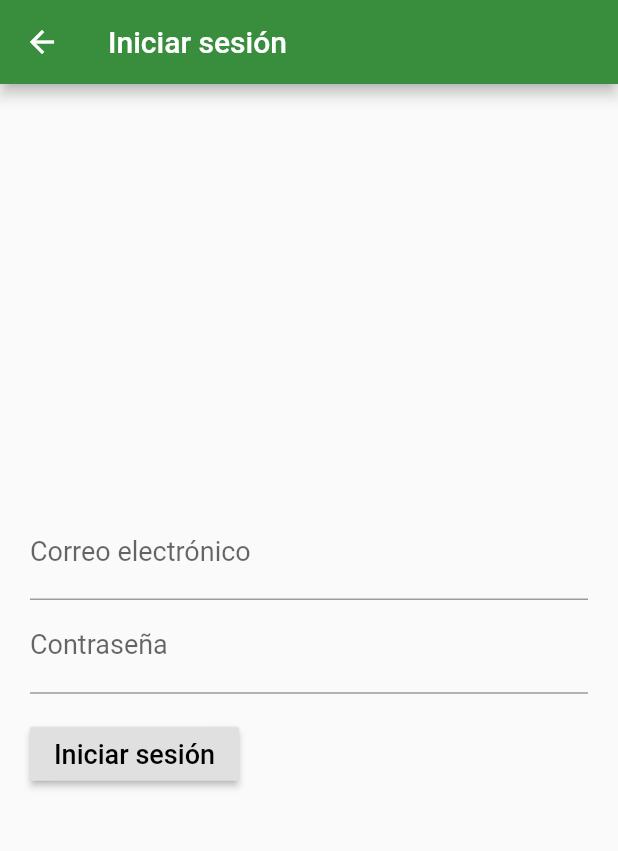
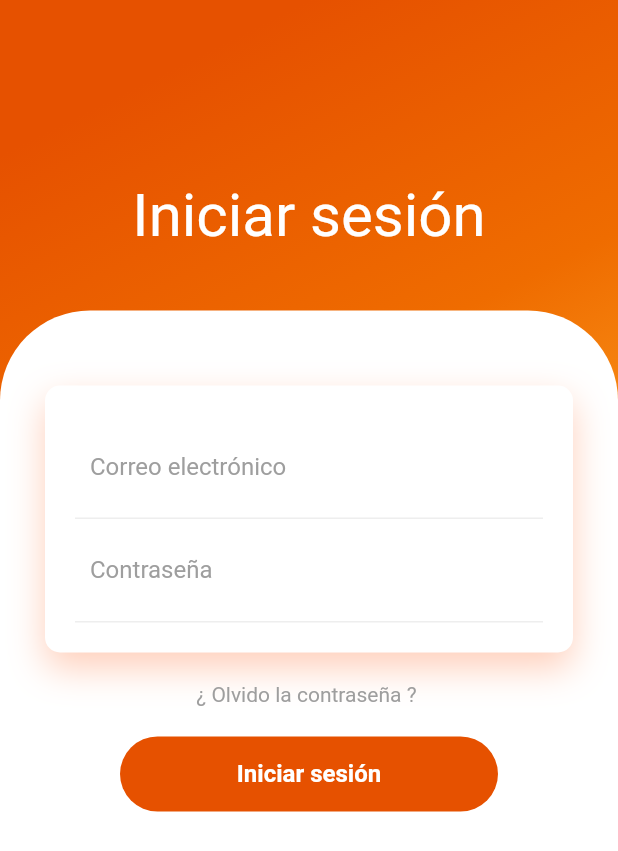
Before and after one commit to UTC1992/AppTaxisAuto, a Flutter app: the screen it shows after launch, after a tap on "Iniciar sesión", on a phone screen of 412 x 824 dp. Shown: the top 851 px of the screen. Run offline on Flutter 3.47's test engine with Material 2 defaults, Android fonts, the phone set to English and light mode, and no system bars; Roboto replaces fonts that are missing (Montserrat).

Commit message:
modificacion de la pagna bienvenidos y el login

```diff
--- a/lib/src/screens/BienvenidaScreen.dart
+++ b/lib/src/screens/BienvenidaScreen.dart
@@ -4,28 +4,91 @@ class Bienvenida extends StatelessWidget {
   @override
   Widget build(BuildContext context) {
     return Scaffold(
-      appBar: AppBar(
-        title: Text('Bienvenida'),
+      body: Container(
+        //padding: EdgeInsets.symmetric(vertical: 30),
+        width: double.infinity,
+        decoration: BoxDecoration(
+          gradient: LinearGradient(
+            begin: Alignment.topCenter,
+            colors: [
+              Colors.orange[900],
+              Colors.orange[800],
+              Colors.orange[400]
+            ]
+          )
         ),
-      body: Container(
-        child: Center(
         child: Column(
-            crossAxisAlignment: CrossAxisAlignment.start,
+          crossAxisAlignment: CrossAxisAlignment.center,
           children: <Widget>[
-              RaisedButton(
-                onPressed: () {
+            SizedBox(height: 100,),
+            Padding(
+              padding: EdgeInsets.all(20),
+              child: Column(
+                crossAxisAlignment: CrossAxisAlignment.center,
+                children: <Widget>[
+                  Text('Bienvenido', style: TextStyle(color: Colors.white, fontSize: 40),)
+                ],
+              ),
+            ),
+            SizedBox(height: 20,),
+            Expanded(
+              child: Container(
+                decoration: BoxDecoration(
+                  color: Colors.white,
+                  borderRadius: BorderRadius.only(topLeft: Radius.circular(60), topRight: Radius.circular(60))
+                ),
+                child: Padding(
+                  padding: EdgeInsets.all(30),
+                  child: Column(
+                    children: <Widget>[
+                      SizedBox(height: 60,),
+                      Container(
+                        padding: EdgeInsets.all(20),
+                        child: Column(
+                          children: <Widget>[
+                            GestureDetector(
+                              onTap: () {
                                 Navigator.of(context).pushNamed('/login');
                               },
-                child: Text('Iniciar sesión'),
+                              child: Container(
+                                height: 50,
+                                margin: EdgeInsets.symmetric(horizontal: 50),
+                                decoration: BoxDecoration(
+                                  borderRadius: BorderRadius.circular(50),
+                                  color: Colors.orange[900]
                                 ),
-              RaisedButton(
-                onPressed: () {
+                                child: Center(
+                                  child: Text('Iniciar sesión', style: TextStyle(color: Colors.white, fontSize: 16, fontWeight: FontWeight.bold),),
+                                ),
+                              )
+                            ),
+                            SizedBox(height: 20,),
+                            GestureDetector(
+                              onTap: () {
                                 Navigator.of(context).pushNamed('/registro');
                               },
-                child: Text('Regístrate'),
+                              child: Container(
+                                height: 50,
+                                margin: EdgeInsets.symmetric(horizontal: 50),
+                                decoration: BoxDecoration(
+                                  borderRadius: BorderRadius.circular(50),
+                                  color: Colors.orange[900]
                                 ),
+                                child: Center(
+                                  child: Text('Registrate', style: TextStyle(color: Colors.white, fontSize: 16, fontWeight: FontWeight.bold),),
+                                ),
+                              )
+                            )
+
                           ],
                         ),
+                      )
+                    ],
+                  ),
+                ),
+              ),
+            )
+          ],
         ),
       ),
     );
--- a/lib/src/screens/LoginScreen.dart
+++ b/lib/src/screens/LoginScreen.dart
@@ -4,9 +4,6 @@ class Login extends StatelessWidget {
   @override
   Widget build(BuildContext context) {
     return Scaffold(
-      appBar: AppBar(
-        title: Text('Iniciar sesión'),
-      ),
       body: Center(
         child: FormLogin(),
       ),
@@ -28,49 +25,105 @@ class _FormLoginState extends State<FormLogin> {
     return Form(
       key: _formKey,
       child: Container(
-        child: SingleChildScrollView(
+        //padding: EdgeInsets.symmetric(vertical: 30),
+        width: double.infinity,
+        decoration: BoxDecoration(
+          gradient: LinearGradient(
+            begin: Alignment.topCenter,
+            colors: [
+              Colors.orange[900],
+              Colors.orange[800],
+              Colors.orange[400]
+            ]
+          )
+        ),
+        child: Column(
+          crossAxisAlignment: CrossAxisAlignment.center,
+          children: <Widget>[
+            SizedBox(height: 100,),
+            Padding(
+              padding: EdgeInsets.all(20),
+              child: Column(
+                crossAxisAlignment: CrossAxisAlignment.center,
+                children: <Widget>[
+                  Text('Iniciar sesión', style: TextStyle(color: Colors.white, fontSize: 40),)
+                ],
+              ),
+            ),
+            SizedBox(height: 20,),
+            Expanded(
+              child: Container(
+                decoration: BoxDecoration(
+                  color: Colors.white,
+                  borderRadius: BorderRadius.only(topLeft: Radius.circular(60), topRight: Radius.circular(60))
+                ),
                 child: Padding(
-            padding: EdgeInsets.all(20.0),
+                  padding: EdgeInsets.all(30),
                   child: Column(
-              crossAxisAlignment: CrossAxisAlignment.start,
                     children: <Widget>[
-                TextFormField(
-                  decoration: styleInput('Correo electrónico'),
-                  validator: (value) {
-                    if (value.isEmpty) {
-                      return 'Correo requerido';
-                    }
-                  },
-                  style: getStylesTextInput(),
+                      SizedBox(height: 20,),
+                      Container(
+                        padding: EdgeInsets.all(20),
+                        decoration: BoxDecoration(
+                          color: Colors.white,
+                          borderRadius: BorderRadius.circular(10),
+                          boxShadow: [BoxShadow(
+                            color: Color.fromRGBO(255, 95, 27, .3),
+                            blurRadius: 20,
+                            offset: Offset(0, 10)
+                          )]
                         ),
-                TextFormField(
-                  decoration: styleInput('Contraseña'),
-                  validator: (value) {
-                    if (value.isEmpty) {
-                      return 'Contraseña requerida';
-                    }
-                  },
-                  style: getStylesTextInput(),
-                  obscureText: true,
+                        child: Column(
+                          children: <Widget>[
+                            Container(
+                              padding: EdgeInsets.all(10),
+                              decoration: BoxDecoration(
+                                border: Border(bottom: BorderSide(color: Colors.grey[200]))
                               ),
-                Padding(
-                  padding: const EdgeInsets.symmetric(vertical: 16.0),
-                  child: RaisedButton(
-                    onPressed: () {
-                      if (_formKey.currentState.validate()) {
-                        Scaffold.of(context).showSnackBar(
-                            SnackBar(content: Text('Procesando datos')));
-                      }
-                    },
-                    child: Text(
-                      'Iniciar sesión',
-                      style: getStylesBoton(),
+                              child: TextField(
+                                decoration: InputDecoration(
+                                  hintText: 'Correo electrónico',
+                                  hintStyle: TextStyle(color: Colors.grey),
+                                  border: InputBorder.none
                                 ),
+                              ),
+                            ),
+                            Container(
+                              padding: EdgeInsets.all(10),
+                              decoration: BoxDecoration(
+                                border: Border(bottom: BorderSide(color: Colors.grey[200]))
+                              ),
+                              child: TextField(
+                                decoration: InputDecoration(
+                                  hintText: 'Contraseña',
+                                  hintStyle: TextStyle(color: Colors.grey),
+                                  border: InputBorder.none
+                                ),
+                              ),
+                            ),
+                          ],
+                        ),
+                      ),
+                      SizedBox(height: 20,),
+                      Text('¿ Olvido la contraseña ? ', style: TextStyle(color: Colors.grey),),
+                      SizedBox(height: 20,),
+                      Container(
+                        height: 50,
+                        margin: EdgeInsets.symmetric(horizontal: 50),
+                        decoration: BoxDecoration(
+                          borderRadius: BorderRadius.circular(50),
+                          color: Colors.orange[900]
+                        ),
+                        child: Center(
+                          child: Text('Iniciar sesión', style: TextStyle(color: Colors.white, fontSize: 16, fontWeight: FontWeight.bold),),
                         ),
                       )
                     ],
                   ),
                 ),
+              ),
+            )
+          ],
         ),
       ),
     );
```
Also changed, not shown: 3 other files. Lines whose indentation alone changed are shown as unchanged.
